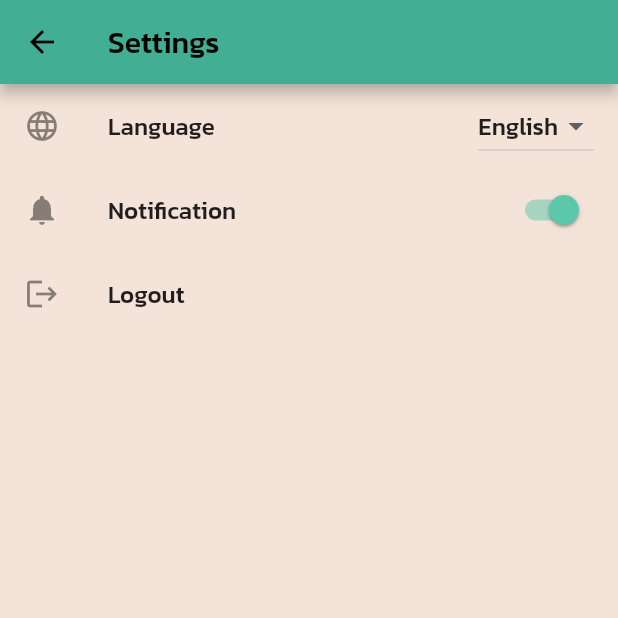
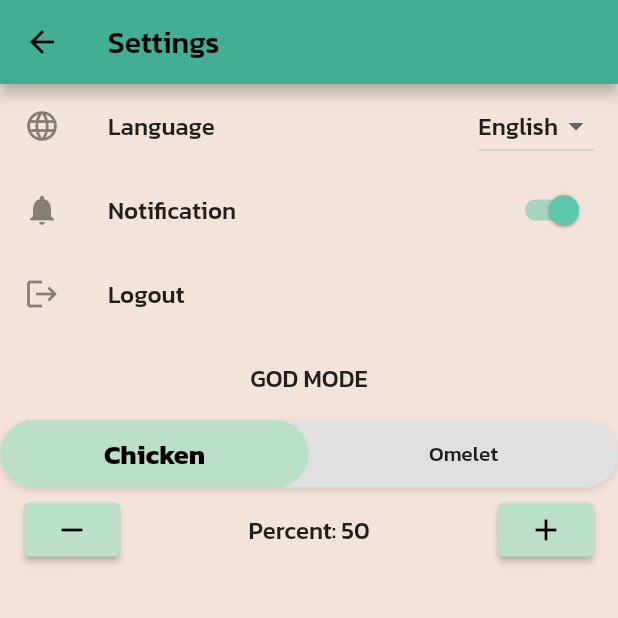
Before and after one commit to Food-Busters/food_busters, a Flutter app: the SettingsPage screen opened directly, on a phone screen of 412 x 824 dp, the top half of it. Run offline on Flutter 3.47's test engine with Material 2 defaults, Android fonts, the light colour scheme and no system bars; drawn by our look-alikes of flutter_toggle_tab; our stand-ins replace camera, form_field_validator, package_info_plus, pie_chart; generated files the repository leaves out were written again.

Commit message:
God Mode

```diff
--- a/lib/l10n/app_en.arb
+++ b/lib/l10n/app_en.arb
@@ -43,6 +43,8 @@
     "learn_more": "Learn more",
     "pollution_produced": "Pollution produced is {pollution} grams of CO2!",
     "your_data": "YOUR DATA",
+    "chicken": "Chicken Rice",
+    "omelet": "Omelet Rice",
     "take_home_recommendation": "Take your leftover back home may be a good choice!",
     "any_menu_suits_me": "Any menu suits me?",
     "recommended": "Recommended",
--- a/lib/l10n/app_th.arb
+++ b/lib/l10n/app_th.arb
@@ -43,6 +43,8 @@
     "learn_more": "เรียนรู้เพิ่มเติม",
     "pollution_produced": "มลพิษที่เกิดขึ้นคือคาร์บอนไดออกไซต์ {pollution} กรัม!",
     "your_data": "ข้อมูลของคุณ",
+    "chicken": "ข้าวมันไก่",
+    "omelet": "ข้าวไข่เจียว",
     "take_home_recommendation": "นำอาหารที่เหลืออยู่กลับบ้านก็อาจเป็นทางเลือกที่ดีนะ!",
     "any_menu_suits_me": "มีเมนูที่เหมาะกับฉันไหม?",
     "recommended": "แนะนำ",
--- a/lib/models/app_state.dart
+++ b/lib/models/app_state.dart
@@ -52,4 +52,9 @@ class AppState {
   void assignPremium() {
     _premium = true;
   }
+
+  // * God Mode
+  String menu = "Chicken";
+  int get menuIndex => menu == "Chicken" ? 0 : 1;
+  int percent = 50;
 }
--- a/lib/views/scan/scanafter.dart
+++ b/lib/views/scan/scanafter.dart
@@ -28,6 +28,7 @@ class _ScanAfterPageState extends State<ScanAfterPage> {
 
   int percent = 0;
   int pointRecieved = 0;
+  String food = "";
 
   Map<String, double> foodData = {};
 
@@ -39,7 +40,9 @@ class _ScanAfterPageState extends State<ScanAfterPage> {
 
     // * SIMULATE IMAGE PROCESSING
     await Future.delayed(const Duration(milliseconds: 500));
-    percent = Random().nextInt(100) + 1;
+    percent = appState.percent;
+    food = appState.menu;
+
     pointRecieved = (percent * percent / 100).floor();
     appState.addPoints(pointRecieved);
 
--- a/lib/views/settings.dart
+++ b/lib/views/settings.dart
@@ -1,5 +1,7 @@
+import "dart:math";
 import "package:flutter/material.dart";
 import "package:flutter_gen/gen_l10n/app_localizations.dart";
+import "package:flutter_toggle_tab/flutter_toggle_tab.dart";
 import "package:food_busters/main.dart";
 import "package:food_busters/styles/styles.dart";
 import "package:food_busters/views/login.dart";
@@ -18,6 +20,7 @@ class _SettingsPageState extends State<SettingsPage> {
   @override
   Widget build(BuildContext context) {
     final text = AppLocalizations.of(context)!;
+    final appState = MyApp.of(context).state;
 
     return Scaffold(
       appBar: AppBar(
@@ -74,6 +77,57 @@ class _SettingsPageState extends State<SettingsPage> {
               );
             },
           ),
+          const ListTile(
+            title: Text(
+              "GOD MODE",
+              textAlign: TextAlign.center,
+              style: TextStyle(fontWeight: FontWeight.w500),
+            ),
+          ),
+          FlutterToggleTab(
+            labels: const ["Chicken", "Omelet"],
+            selectedLabelIndex: (index) {
+              setState(() {
+                appState.menu = index == 0 ? "Chicken" : "Omelet";
+              });
+            },
+            selectedIndex: appState.menuIndex,
+            selectedTextStyle: const TextStyle(
+              color: Colors.black,
+              fontSize: 18,
+              fontWeight: FontWeight.w700,
+            ),
+            unSelectedTextStyle: const TextStyle(
+              color: Colors.black87,
+              fontSize: 14,
+              fontWeight: FontWeight.w500,
+            ),
+            selectedBackgroundColors: const [lightGreen],
+          ),
+          ListTile(
+            title: Text(
+              "Percent: ${appState.percent}",
+              textAlign: TextAlign.center,
+            ),
+            leading: ElevatedButton(
+              onPressed: () {
+                setState(() {
+                  appState.percent = max(0, appState.percent - 5);
+                });
+              },
+              child: const Icon(Icons.remove),
+              style: ElevatedButton.styleFrom(primary: lightGreen),
+            ),
+            trailing: ElevatedButton(
+              onPressed: () {
+                setState(() {
+                  appState.percent = min(100, appState.percent + 5);
+                });
+              },
+              child: const Icon(Icons.add),
+              style: ElevatedButton.styleFrom(primary: lightGreen),
+            ),
+          ),
         ],
       ),
     );
--- a/pubspec.yaml
+++ b/pubspec.yaml
@@ -15,7 +15,7 @@ publish_to: "none" # Remove this line if you wish to publish to pub.dev
 # In iOS, build-name is used as CFBundleShortVersionString while build-number used as CFBundleVersion.
 # Read more about iOS versioning at
 # https://developer.apple.com/library/archive/documentation/General/Reference/InfoPlistKeyReference/Articles/CoreFoundationKeys.html
-version: 1.0.190+1900000
+version: 1.0.220+2200000
 
 environment:
   sdk: ">=2.12.0 <3.0.0"
```
